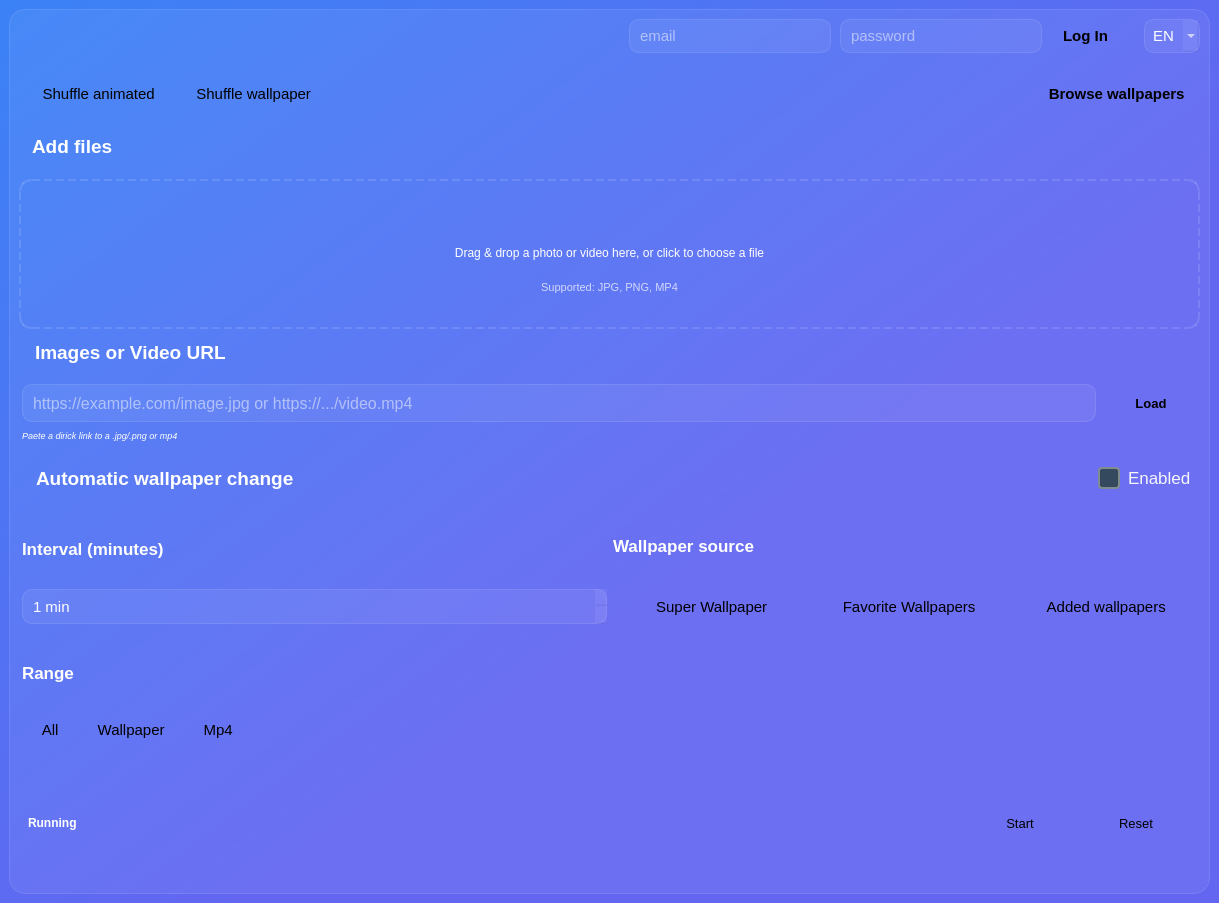
First picture: the form in code/ui/main.ui, repository mh-Earth/Tapeciarnia, before the edit.
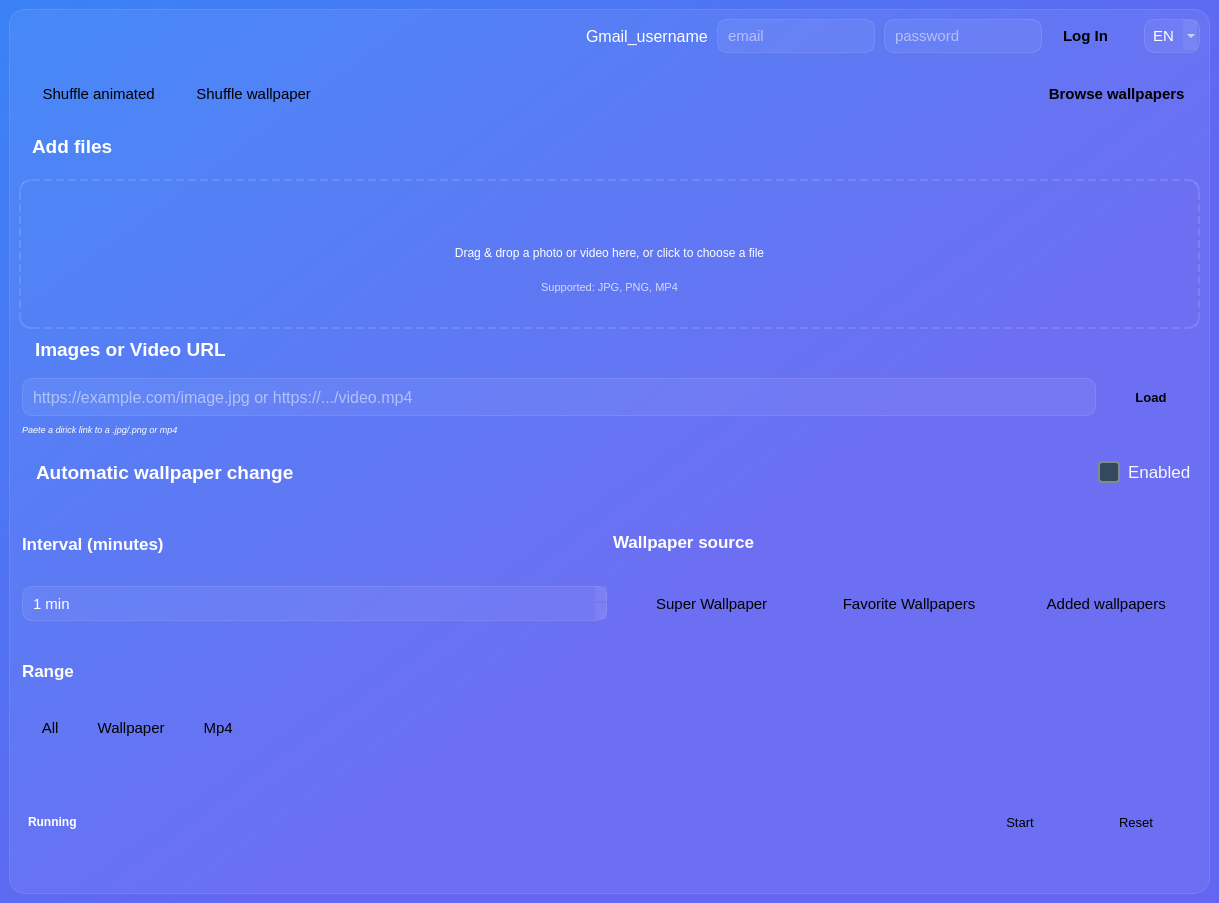
Second picture: the form after the edit. Icons and pictures are not drawn.

The edit to the form file:
```diff
--- a/code/ui/main.ui
+++ b/code/ui/main.ui
@@ -265,6 +265,21 @@
            <property name="spacing">
             <number>9</number>
            </property>
+           <item>
+            <widget class="QLabel" name="user_name_label">
+             <property name="font">
+              <font>
+               <pointsize>12</pointsize>
+              </font>
+             </property>
+             <property name="cursor">
+              <cursorShape>PointingHandCursor</cursorShape>
+             </property>
+             <property name="text">
+              <string>Gmail_username</string>
+             </property>
+            </widget>
+           </item>
            <item>
             <widget class="QLineEdit" name="emailInput">
              <property name="font">
@@ -804,12 +819,12 @@
             <item>
              <spacer name="horizontalSpacer_4">
               <property name="orientation">
-               <enum>Qt::Orientation::Vertical</enum>
+               <enum>Qt::Orientation::Horizontal</enum>
               </property>
               <property name="sizeHint" stdset="0">
                <size>
-                <width>40</width>
-                <height>20</height>
+                <width>20</width>
+                <height>40</height>
                </size>
               </property>
              </spacer>
```
Left out of the diff: 6 changed lines with no effect on the pictures.
